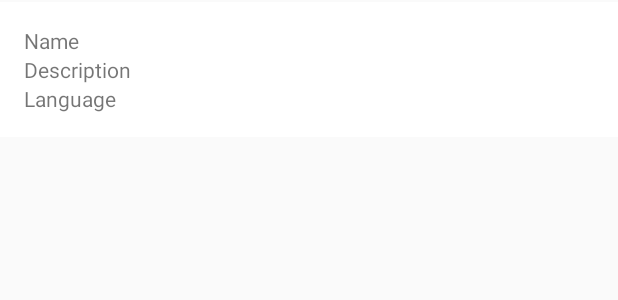
After one commit to gustavoterras/AndroidDataBind, an Android app: the layout item_repository_adapter.xml on its own in the app's theme, with its tools: preview values and no code run, on a phone screen of 412 x 824 dp. The commit adds this screen. Shown: the top 300 px of the screen. Run offline under Robolectric (Android 15) with nearby library versions, the phone set to English and light mode, and no system bars.

Commit message:
add recyrcleView android databind with repositories

```diff
--- a/app/src/main/AndroidManifest.xml
+++ b/app/src/main/AndroidManifest.xml
@@ -11,14 +11,14 @@
         android:supportsRtl="true"
         android:theme="@style/AppTheme">
 
-        <activity android:name=".SearchActivity">
+        <activity android:name=".activity.SearchActivity">
             <intent-filter>
                 <action android:name="android.intent.action.MAIN" />
                 <category android:name="android.intent.category.LAUNCHER" />
             </intent-filter>
         </activity>
 
-        <activity android:name=".MainActivity"/>
+        <activity android:name=".activity.MainActivity"/>
 
     </application>
 
--- a/app/src/main/java/br/com/infoterras/bindapplication/adapter/RecyclerConfiguration.java
+++ b/app/src/main/java/br/com/infoterras/bindapplication/adapter/RecyclerConfiguration.java
@@ -28,7 +28,7 @@ public class RecyclerConfiguration extends BaseObservable {
     }
 
     @Bindable
-    public RecyclerView.ItemAnimator getItemAnimator() {
+    private RecyclerView.ItemAnimator getItemAnimator() {
         return itemAnimator;
     }
 
--- a/app/src/main/res/layout/activity_search.xml
+++ b/app/src/main/res/layout/activity_search.xml
@@ -57,6 +57,7 @@
                 android:background="@drawable/shape_circular_button"
                 android:contentDescription="@null"
                 android:padding="5sp"
+                android:onClick="onClick"
                 android:src="@drawable/ic_search" />
 
         </LinearLayout>
--- /dev/null
+++ b/app/src/main/res/layout/item_repository_adapter.xml
@@ -0,0 +1,45 @@
+<layout xmlns:android="http://schemas.android.com/apk/res/android"
+    xmlns:tools="http://schemas.android.com/tools">
+
+    <data>
+
+        <import type="br.com.infoterras.bindapplication.model.Repository" />
+
+        <variable
+            name="repository"
+            type="Repository" />
+    </data>
+
+    <LinearLayout
+        android:layout_width="match_parent"
+        android:layout_height="wrap_content"
+        android:orientation="vertical"
+        android:paddingBottom="@dimen/activity_vertical_margin"
+        android:background="@android:color/white"
+        android:paddingLeft="@dimen/activity_horizontal_margin"
+        android:paddingRight="@dimen/activity_horizontal_margin"
+        android:paddingTop="@dimen/activity_vertical_margin"
+        android:layout_marginBottom="1dp"
+        android:layout_marginTop="1dp">
+
+        <TextView
+            tools:text="Name"
+            android:layout_width="match_parent"
+            android:layout_height="wrap_content"
+            android:text="@{repository.name}" />
+
+        <TextView
+            tools:text="Description"
+            android:layout_width="match_parent"
+            android:layout_height="wrap_content"
+            android:text="@{repository.description}" />
+
+        <TextView
+            tools:text="Language"
+            android:layout_width="match_parent"
+            android:layout_height="wrap_content"
+            android:text="@{repository.language}" />
+
+    </LinearLayout>
+
+</layout>
--- a/build.gradle
+++ b/build.gradle
@@ -5,7 +5,7 @@ buildscript {
         jcenter()
     }
     dependencies {
-        classpath 'com.android.tools.build:gradle:2.2.2'
+        classpath 'com.android.tools.build:gradle:2.2.3'
 
         // NOTE: Do not place your application dependencies here; they belong
         // in the individual module build.gradle files
@@ -15,6 +15,7 @@ buildscript {
 allprojects {
     repositories {
         jcenter()
+        maven { url "https://jitpack.io" }
     }
 }
 
```
Also changed, not shown: app/build.gradle (+4 -3 lines), app/src/main/java/br/com/infoterras/bindapplication/ViewModel/UserViewModel.java (added, +51 -0 lines), app/src/main/java/br/com/infoterras/bindapplication/activity/MainActivity.java (renamed from app/src/main/java/br/com/infoterras/bindapplication/MainActivity.java, +19 -8 lines), app/src/main/java/br/com/infoterras/bindapplication/activity/SearchActivity.java (renamed from app/src/main/java/br/com/infoterras/bindapplication/SearchActivity.java, +10 -4 lines), app/src/main/java/br/com/infoterras/bindapplication/adapter/RecyclerBindingAdapter.java (+8 -2 lines), app/src/main/java/br/com/infoterras/bindapplication/model/Repository.java (+7 -17 lines), app/src/main/res/layout/activity_main.xml (+48 -25 lines).
